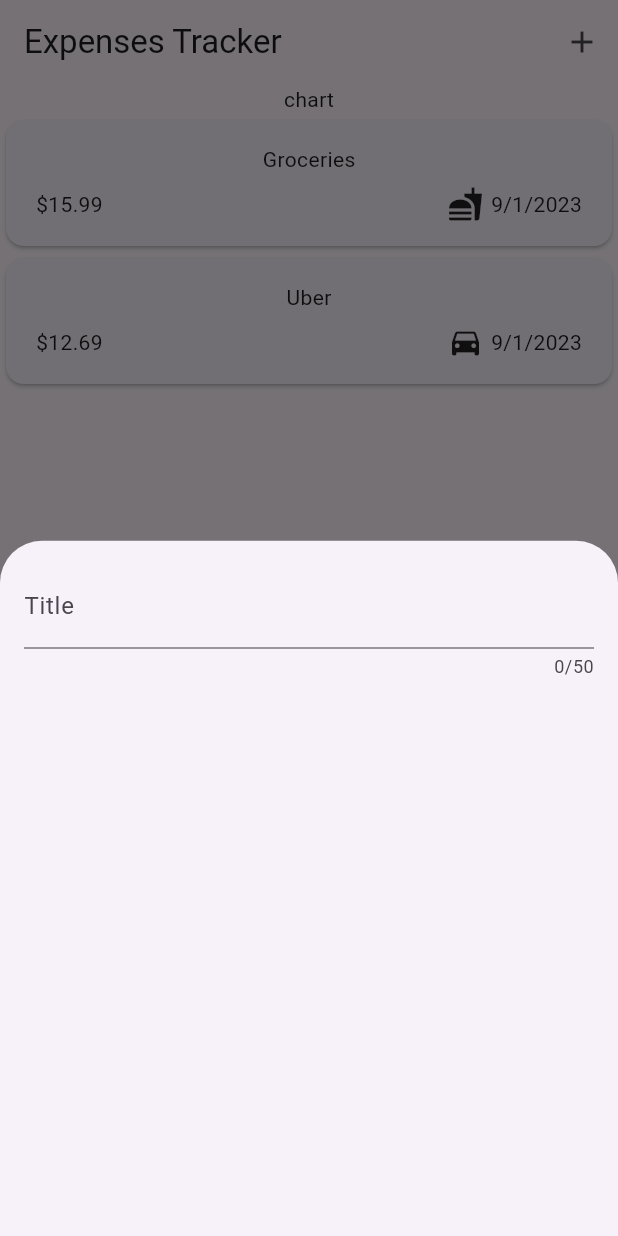
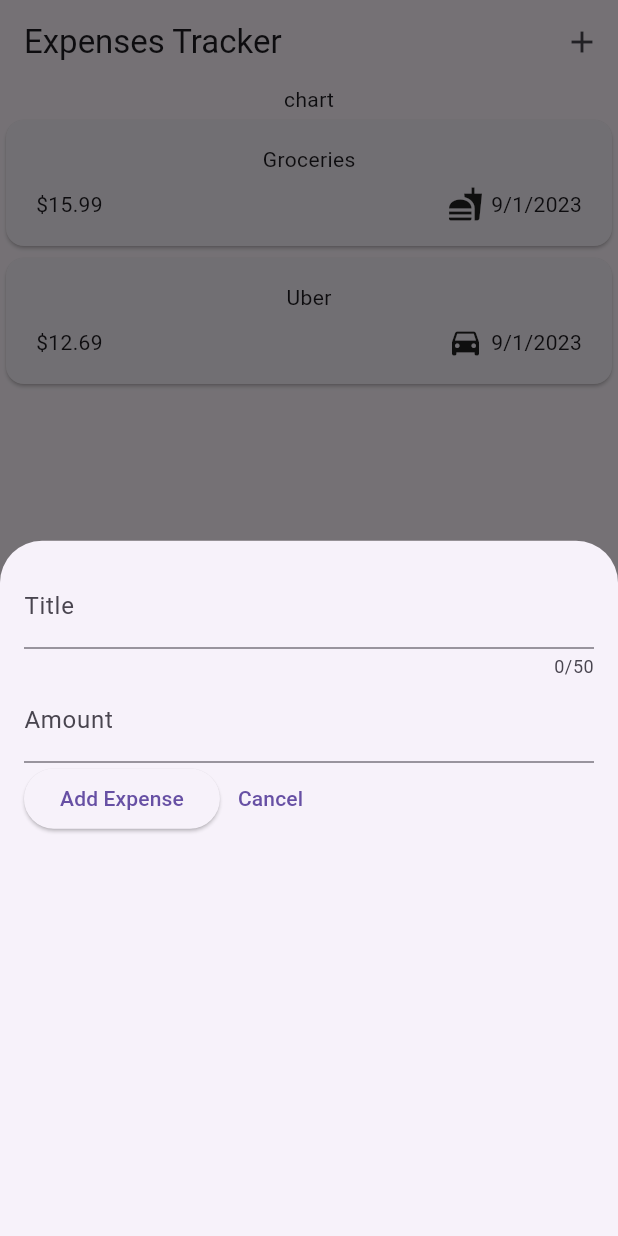
Before and after one commit to abdelbasset-mg/expenses_tracker, a Flutter app: the screen it shows after launch, after a tap on the "add" icon, on a phone screen of 412 x 824 dp. Run offline on Flutter 3.47's test engine with Material 2 defaults, Android fonts, the phone set to English and light mode, and no system bars.

Commit message:
new expense

```diff
--- a/lib/widgets/new_expenses.dart
+++ b/lib/widgets/new_expenses.dart
@@ -9,17 +9,51 @@ class NewExpenses extends StatefulWidget {
 }
 
 class _NewExpensesState extends State<NewExpenses> {
+  final _titleController = TextEditingController();
+  final _amountController = TextEditingController();
+
+  @override
+  void dispose() {
+    _titleController.dispose();
+    _amountController.dispose();
+    super.dispose();
+  }
+
   @override
   Widget build(BuildContext context) {
-    return const Padding(
-      padding: EdgeInsets.all(16),
+    return Padding(
+      padding: const EdgeInsets.all(16),
       child: Column(
         children: [
           TextField(
+            controller: _titleController,
             maxLength: 50,
-            decoration : InputDecoration(
+            decoration: const InputDecoration(
               labelText: 'Title',
             ),
+          ),
+          TextField(
+            decoration: const InputDecoration(
+              prefixText: '\$ ',
+              labelText: 'Amount',
+            ),
+            keyboardType: TextInputType.number,
+            controller: _amountController,
+          ),
+          Row(
+            children: [
+              ElevatedButton(
+                onPressed: () {
+                  print(_titleController.text);
+                  print(_amountController.text);
+                },
+                child: const Text('Add Expense'),
+              ),
+              TextButton(
+                onPressed: () {},
+                child: const Text('Cancel'),
+              ),
+            ],
           )
         ],
       ),
```
